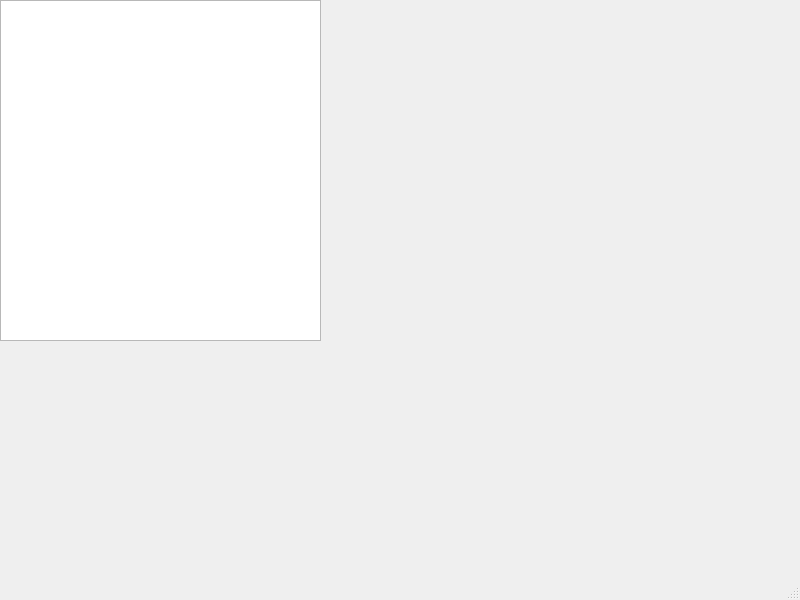
Old version of the form styleOfMe/daytaskdialog.ui in the repository fantastic-413/just_do_it.
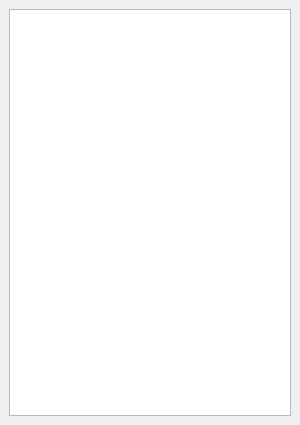
New version of the form.

The edit to the form file:
```diff
--- a/styleOfMe/daytaskdialog.ui
+++ b/styleOfMe/daytaskdialog.ui
@@ -6,36 +6,38 @@
    <rect>
     <x>0</x>
     <y>0</y>
-    <width>800</width>
-    <height>600</height>
+    <width>300</width>
+    <height>425</height>
    </rect>
   </property>
+  <property name="minimumSize">
+   <size>
+    <width>300</width>
+    <height>425</height>
+   </size>
+  </property>
+  <property name="maximumSize">
+   <size>
+    <width>300</width>
+    <height>425</height>
+   </size>
+  </property>
   <property name="windowTitle">
    <string>MainWindow</string>
   </property>
   <widget class="QWidget" name="centralwidget">
-   <widget class="QListView" name="listView">
-    <property name="geometry">
-     <rect>
-      <x>0</x>
-      <y>0</y>
-      <width>321</width>
-      <height>341</height>
-     </rect>
-    </property>
-   </widget>
-  </widget>
-  <widget class="QMenuBar" name="menubar">
-   <property name="geometry">
-    <rect>
-     <x>0</x>
-     <y>0</y>
-     <width>800</width>
-     <height>21</height>
-    </rect>
+   <property name="minimumSize">
+    <size>
+     <width>3</width>
+     <height>0</height>
+    </size>
    </property>
+   <layout class="QVBoxLayout" name="verticalLayout">
+    <item>
+     <widget class="QListView" name="listView"/>
+    </item>
+   </layout>
   </widget>
-  <widget class="QStatusBar" name="statusbar"/>
  </widget>
  <resources/>
  <connections/>
```
